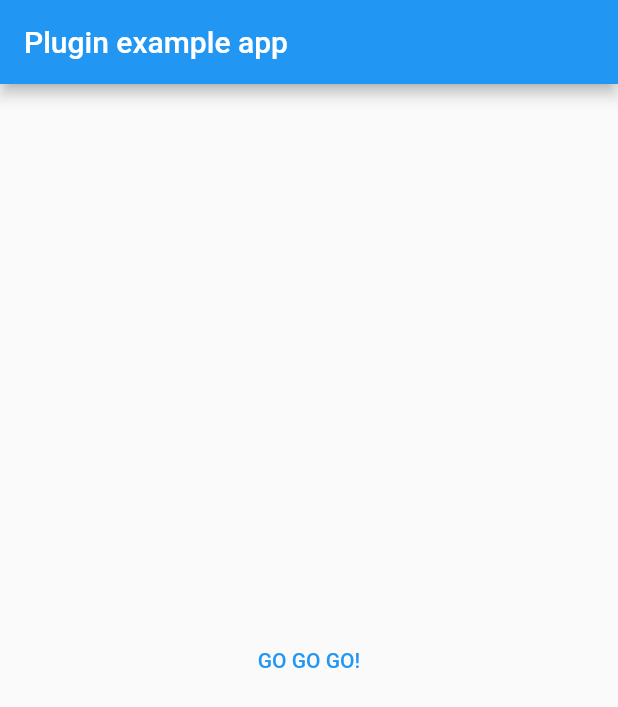
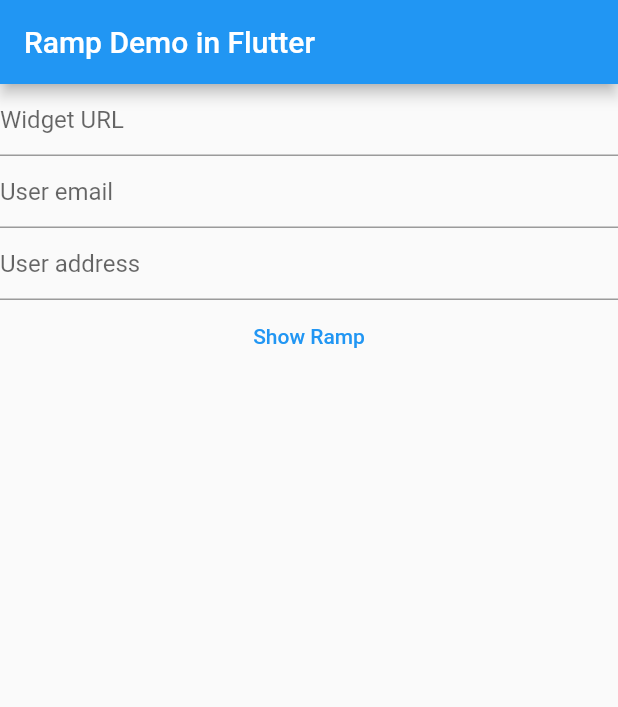
Before and after one commit to RampNetwork/ramp-sdk-flutter, a Flutter app: the screen it shows after launch, on a phone screen of 412 x 824 dp. Shown: the top 707 px of the screen. Run offline on Flutter 3.47's test engine with Material 2 defaults, Android fonts, the phone set to English and light mode, and no system bars.

Commit message:
Simple demo form

```diff
--- a/ramp_flutter/example/lib/main.dart
+++ b/ramp_flutter/example/lib/main.dart
@@ -1,7 +1,5 @@
 import 'package:flutter/material.dart';
-import 'dart:async';
 
-import 'package:flutter/services.dart';
 import 'package:ramp_flutter/ramp_flutter.dart';
 
 void main() {
@@ -16,30 +14,38 @@ class MyApp extends StatefulWidget {
 }
 
 class _MyAppState extends State<MyApp> {
+  Configuration configuration = Configuration();
+
   @override
   Widget build(BuildContext context) {
     return MaterialApp(
       home: Scaffold(
         appBar: AppBar(
-          title: const Text('Plugin example app'),
+          title: const Text('Ramp Demo in Flutter'),
         ),
-        body: Center(
-          child: TextButton(
-            onPressed: () {
-              Configuration configuration = Configuration();
-              configuration.url = "https://ri-widget-staging.firebaseapp.com/";
-              configuration.userEmailAddress =
-                  "mateusz.mail.kontaktowy@gmail.com";
-              configuration.userAddress =
-                  "0x89205A3A3b2A69De6Dbf7f01ED13B2108B2c43e7";
-              RampFlutter.showRamp(
-                configuration,
-                _onPurchaseCreated,
-                _onRampClosed,
-                _onRampFailed,
-              );
-            },
-            child: const Text("GO GO GO!"),
+        body: Form(
+          child: Column(
+            children: [
+              TextField(
+                decoration: const InputDecoration(hintText: "Widget URL"),
+                onChanged: (text) => configuration.url = text,
+              ),
+              TextField(
+                decoration: const InputDecoration(hintText: "User email"),
+                onChanged: (text) => configuration.userEmailAddress = text,
+              ),
+              TextField(
+                decoration: const InputDecoration(hintText: "User address"),
+                onChanged: (text) => configuration.userAddress = text,
+              ),
+              TextButton(
+                onPressed: () {
+                  RampFlutter.showRamp(configuration, _onPurchaseCreated,
+                      _onRampClosed, _onRampFailed);
+                },
+                child: const Text("Show Ramp"),
+              )
+            ],
           ),
         ),
       ),
```
Also changed, not shown: 1 other file.
